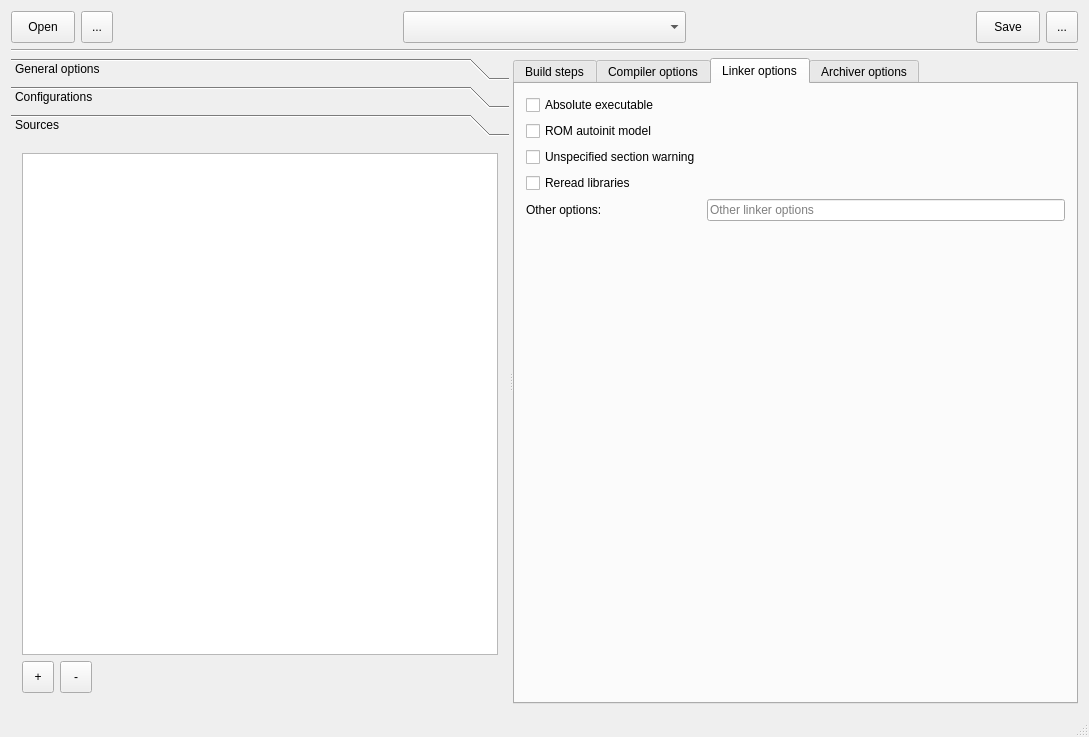
This is mainwindow.ui in molotov-dmitry/ccs-pjt-editor-qt as Qt 5 draws it before an edit. The edited form follows.
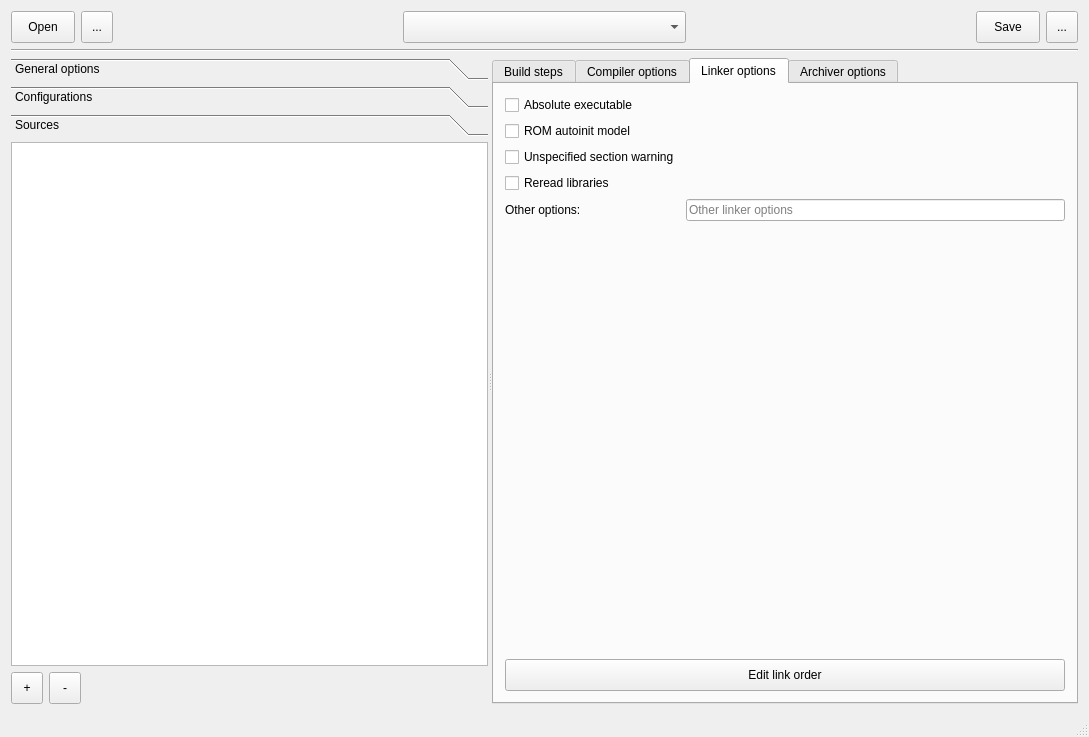
This is the edited form. The open tabs and pages were chosen to show the change. Icons and pictures are not drawn. Custom widgets are drawn as their Qt base class.

```diff
--- a/mainwindow.ui
+++ b/mainwindow.ui
@@ -356,7 +356,7 @@
          <rect>
           <x>0</x>
           <y>0</y>
-          <width>428</width>
+          <width>407</width>
           <height>530</height>
          </rect>
         </property>
@@ -364,6 +364,18 @@
          <string>Sources</string>
         </attribute>
         <layout class="QVBoxLayout" name="verticalLayout_4">
+         <property name="leftMargin">
+          <number>0</number>
+         </property>
+         <property name="topMargin">
+          <number>0</number>
+         </property>
+         <property name="rightMargin">
+          <number>0</number>
+         </property>
+         <property name="bottomMargin">
+          <number>0</number>
+         </property>
          <item>
           <widget class="QTreeWidget" name="treeSources">
            <property name="headerHidden">
@@ -680,6 +692,32 @@
            </property>
           </widget>
          </item>
+         <item row="6" column="0" colspan="2">
+          <widget class="QPushButton" name="buttonLinkerEditLinkOrder">
+           <property name="minimumSize">
+            <size>
+             <width>0</width>
+             <height>32</height>
+            </size>
+           </property>
+           <property name="text">
+            <string>Edit link order</string>
+           </property>
+          </widget>
+         </item>
+         <item row="5" column="0" colspan="2">
+          <spacer name="verticalSpacer_2">
+           <property name="orientation">
+            <enum>Qt::Vertical</enum>
+           </property>
+           <property name="sizeHint" stdset="0">
+            <size>
+             <width>20</width>
+             <height>12</height>
+            </size>
+           </property>
+          </spacer>
+         </item>
         </layout>
        </widget>
        <widget class="QWidget" name="tab_5">
```
Left out of the diff: 32 changed lines with no effect on the pictures.
